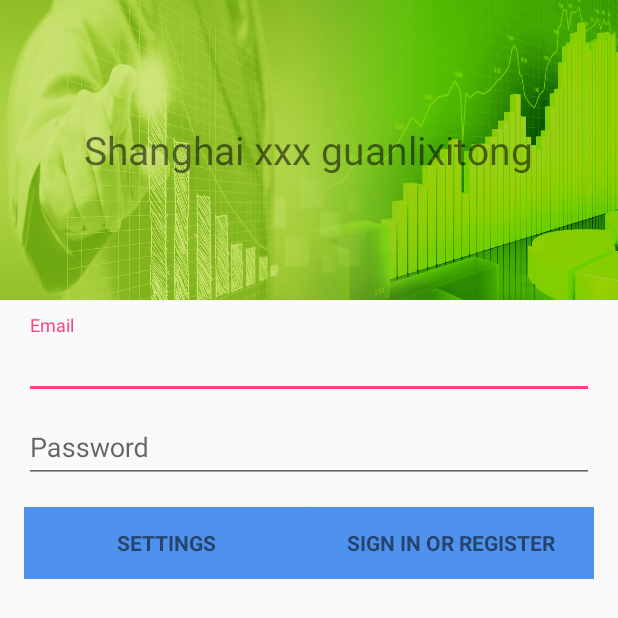
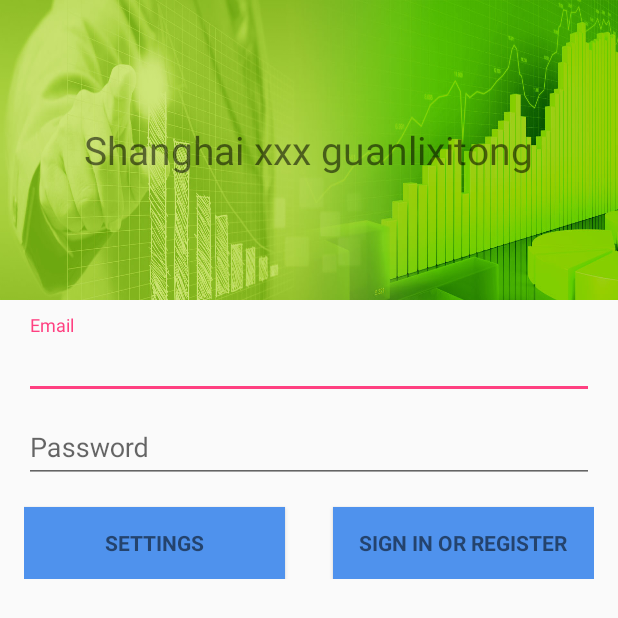
Before and after one commit to yanjingzhu970620/MyFirstApplication, an Android app: the screen it shows after launch (LoginActivity), on a phone screen of 412 x 824 dp. Shown: the top 618 px of the screen. Run offline under Robolectric (Android 15) with nearby library versions, the phone set to English and light mode, and no system bars; 2 statements that could not run were skipped.

Commit message:
2017 12 26 基本框架完成  修改button颜色 设置用户名密码保存2

```diff
--- a/app/src/main/java/app/yjzfirst/com/myfirstapplication/LoginActivity.java
+++ b/app/src/main/java/app/yjzfirst/com/myfirstapplication/LoginActivity.java
@@ -62,6 +62,7 @@ public class LoginActivity extends AppCompatActivity implements LoaderCallbacks<
     private EditText mPasswordView;
     private View mProgressView;
     private View mLoginFormView;
+    private View mtopbar;
 
     @Override
     protected void onCreate(Bundle savedInstanceState) {
@@ -102,6 +103,7 @@ public class LoginActivity extends AppCompatActivity implements LoaderCallbacks<
             }
         });
         mLoginFormView = findViewById(R.id.login_form);
+        mtopbar = findViewById(R.id.login_topbar);
         mProgressView = findViewById(R.id.login_progress);
     }
 
@@ -231,6 +233,15 @@ public class LoginActivity extends AppCompatActivity implements LoaderCallbacks<
                 @Override
                 public void onAnimationEnd(Animator animation) {
                     mLoginFormView.setVisibility(show ? View.GONE : View.VISIBLE);
+                }
+            });
+
+            mtopbar.setVisibility(show ? View.GONE : View.VISIBLE);
+            mtopbar.animate().setDuration(shortAnimTime).alpha(
+                    show ? 0 : 1).setListener(new AnimatorListenerAdapter() {
+                @Override
+                public void onAnimationEnd(Animator animation) {
+                    mtopbar.setVisibility(show ? View.GONE : View.VISIBLE);
                 }
             });
 
--- a/app/src/main/res/layout/activity_login.xml
+++ b/app/src/main/res/layout/activity_login.xml
@@ -17,6 +17,7 @@
         android:visibility="gone" />
 
     <LinearLayout
+        android:id="@+id/login_topbar"
         android:layout_width="match_parent"
         android:layout_height="@dimen/activity_topbar_height"
         android:background="@color/colorbarbackground"
@@ -101,6 +102,7 @@
                     android:layout_width="0dp"
                     android:layout_height="wrap_content"
                     android:layout_marginTop="16dp"
+                    android:layout_marginRight="16dp"
                     android:layout_weight="1"
                     android:text="@string/action_settings"
                     android:textStyle="bold" />
@@ -112,6 +114,7 @@
                     android:layout_width="0dp"
                     android:layout_height="wrap_content"
                     android:layout_marginTop="16dp"
+                    android:layout_marginLeft="16dp"
                     android:layout_weight="1"
                     android:text="@string/action_sign_in"
                     android:textStyle="bold" />
```
